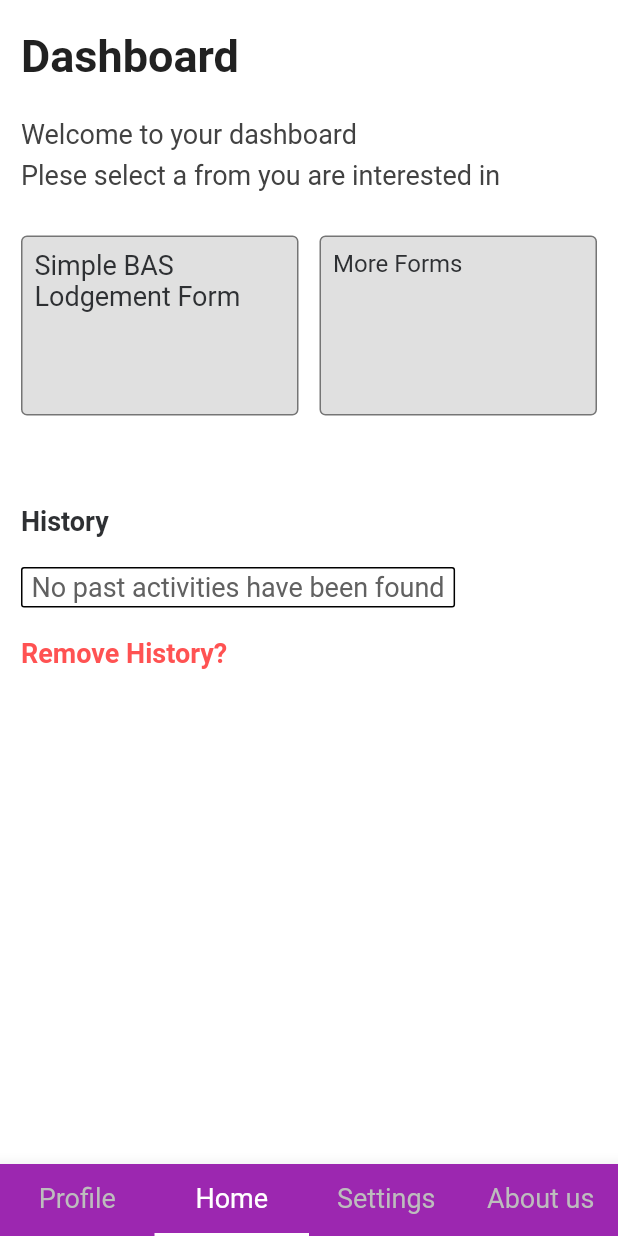
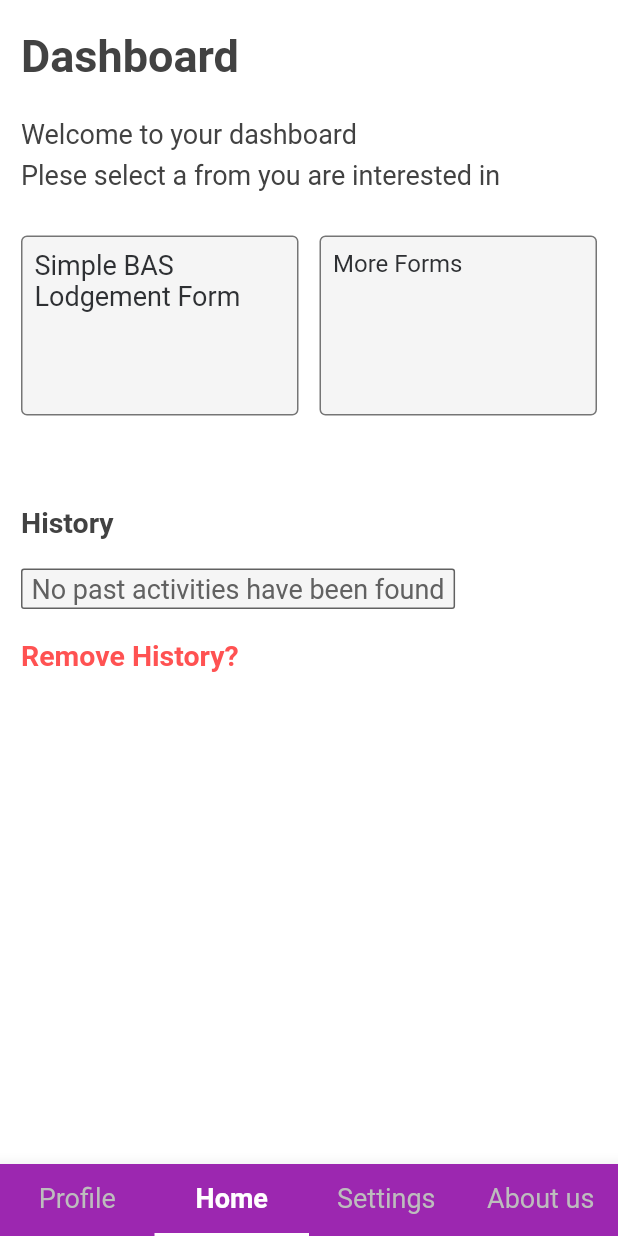
Before and after one commit to tluanga/Btax, a Flutter app: the screen it shows after launch, on a phone screen of 412 x 824 dp. Run offline on Flutter 3.47's test engine with Material 2 defaults, Android fonts, the light colour scheme and no system bars; our stand-ins replace hooks_riverpod.

Commit message:
update previous pushed

```diff
--- a/lib/dashboard/ui/dashboard_screen.dart
+++ b/lib/dashboard/ui/dashboard_screen.dart
@@ -18,7 +18,7 @@ class DashboardScreen extends HookConsumerWidget {
             children: [
               Text(
                 'Dashboard',
-                style: boldTextStyle(size: 30, color: Colors.grey.shade900),
+                style: boldTextStyle(size: 30, color: Colors.grey.shade800),
               ),
               const SizedBox(height: 4),
               // Container(
@@ -49,13 +49,14 @@ class DashboardScreen extends HookConsumerWidget {
               const SizedBox(height: 20),
               Text(
                 'History',
-                style: boldTextStyle(size: 18),
+                style: boldTextStyle(size: 19, color: Colors.grey.shade800),
               ),
               const SizedBox(height: 20),
               Container(
                 decoration: BoxDecoration(
                   borderRadius: BorderRadius.circular(2),
-                  border: Border.all(color: Colors.black),
+                  color: Colors.grey[100],
+                  border: Border.all(color: Colors.grey.shade700),
                 ),
                 padding: const EdgeInsets.symmetric(horizontal: 6, vertical: 2),
                 child: Text(
@@ -68,7 +69,7 @@ class DashboardScreen extends HookConsumerWidget {
               const SizedBox(height: 20),
               Text(
                 'Remove History?',
-                style: boldTextStyle(size: 18, color: Colors.redAccent),
+                style: boldTextStyle(size: 19, color: Colors.redAccent),
               ),
             ],
           ),
--- a/lib/dashboard/ui/widget/select_form.dart
+++ b/lib/dashboard/ui/widget/select_form.dart
@@ -11,7 +11,7 @@ Widget selectForm() {
           height: 120,
           decoration: BoxDecoration(
             borderRadius: BorderRadius.circular(4),
-            color: Colors.grey[300],
+            color: Colors.grey[100],
             border: Border.all(
               color: Colors.grey.shade600,
               width: 1,
@@ -42,7 +42,7 @@ Widget selectForm() {
           height: 120,
           decoration: BoxDecoration(
             borderRadius: BorderRadius.circular(4),
-            color: Colors.grey[300],
+            color: Colors.grey[100],
             border: Border.all(
               color: Colors.grey.shade600,
               width: 1,
--- a/lib/home/ui/home_screen.dart
+++ b/lib/home/ui/home_screen.dart
@@ -21,7 +21,10 @@ class HomeScren extends HookConsumerWidget {
             elevation: 10,
             child: TabBar(
               indicatorColor: Colors.white,
-              labelStyle: primaryTextStyle(size: 18),
+              labelStyle: primaryTextStyle(size: 18, weight: FontWeight.w600),
+              unselectedLabelStyle: primaryTextStyle(
+                size: 18,
+              ),
               labelColor: Colors.white,
               unselectedLabelColor: Colors.grey[400],
               labelPadding: const EdgeInsets.symmetric(horizontal: 2),
```
